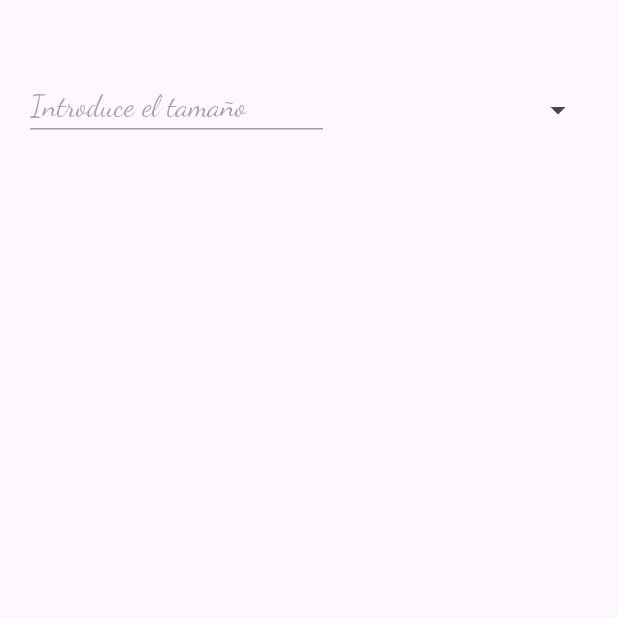
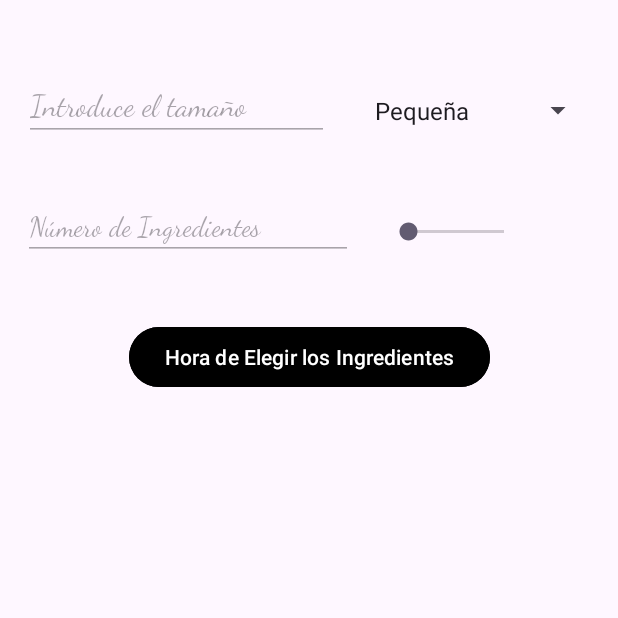
Before and after one commit to JuanCarlos11902/Pizzeria, an Android app: the fragment PersonalizarFragment shown on its own in the app's theme, on a phone screen of 412 x 824 dp, the top half of it. Run offline under Robolectric (Android 15) with nearby library versions, the phone set to English and light mode, and no system bars.

Commit message:
Ingredientes casi terminados

```diff
--- a/app/src/main/java/com/example/pizzeria/PersonalizarFragment.java
+++ b/app/src/main/java/com/example/pizzeria/PersonalizarFragment.java
@@ -7,21 +7,24 @@ import androidx.fragment.app.Fragment;
 import android.view.LayoutInflater;
 import android.view.View;
 import android.view.ViewGroup;
+import android.widget.AdapterView;
 import android.widget.ArrayAdapter;
+import android.widget.Button;
+import android.widget.SeekBar;
 import android.widget.Spinner;
+import android.widget.TextView;
 
 
 public class PersonalizarFragment extends Fragment {
+    int itemBarra = 0;
+    String itemSpinner = "";
+    public PersonalizarFragment() {
 
-    public PersonalizarFragment() {
-        // Required empty public constructor
     }
 
     @Override
     public void onCreate(Bundle savedInstanceState) {
         super.onCreate(savedInstanceState);
-
-
 
     }
 
@@ -30,14 +33,58 @@ public class PersonalizarFragment extends Fragment {
                              Bundle savedInstanceState) {
         // Inflate the layout for this fragment
         View view =  inflater.inflate(R.layout.fragment_personalizar, container, false);
-        String[] opciones = {"Pequeña", "Mediana", "Grande", "Familiar"};
+        String[] opciones = {"Pequeña", "Mediana", "Familiar"};
         Spinner spinner = view.findViewById(R.id.spinner);
+        SeekBar barra = view.findViewById(R.id.seekBar);
+        TextView textoBarra = view.findViewById(R.id.textView7);
+        Button button = view.findViewById(R.id.button3);
 
-        ArrayAdapter<String> adapter = new ArrayAdapter<>(this, com.google.android.material.R.layout.support_simple_spinner_dropdown_item, opciones);
+        ArrayAdapter<String> adapter = new ArrayAdapter<>(this.getContext(), com.google.android.material.R.layout.support_simple_spinner_dropdown_item, opciones);
         adapter.setDropDownViewResource(android.R.layout.simple_spinner_dropdown_item);
 
         spinner.setAdapter(adapter);
 
+        barra.setOnSeekBarChangeListener(new SeekBar.OnSeekBarChangeListener() {
+            @Override
+            public void onProgressChanged(SeekBar seekBar, int progress, boolean fromUser) {
+                itemBarra = progress;
+                textoBarra.setText(itemBarra + "");
+            }
+
+            @Override
+            public void onStartTrackingTouch(SeekBar seekBar) {
+
+            }
+
+            @Override
+            public void onStopTrackingTouch(SeekBar seekBar) {
+
+            }
+        });
+
+        spinner.setOnItemSelectedListener(new AdapterView.OnItemSelectedListener() {
+            @Override
+            public void onItemSelected(AdapterView<?> parent, View view, int position, long id) {
+                itemSpinner = (String) parent.getItemAtPosition(position);
+            }
+
+            @Override
+            public void onNothingSelected(AdapterView<?> parent) {
+                itemSpinner = "";
+            }
+        });
+
+        button.setOnClickListener(new View.OnClickListener() {
+            @Override
+            public void onClick(View v) {
+                IngredientesFragment miFragmento = new IngredientesFragment(itemBarra,itemSpinner);
+
+                getActivity().getSupportFragmentManager().beginTransaction().replace(R.id.contenedorIngredientes,miFragmento).commit();
+            }
+        });
+
                 return view;
     }
+
+
 }
--- a/app/src/main/java/com/example/pizzeria/TipoIngrediente.java
+++ b/app/src/main/java/com/example/pizzeria/TipoIngrediente.java
@@ -10,6 +10,6 @@ public enum TipoIngrediente {
     QUESO_RULO_DE_CABRA,CREMA_AGRIA,SALSA_GAUCHA,PATATAS_FRITAS,
     SALSA_ALIOLI,PULLED_CON_BARBACOA,MAIZ,SALSA_CHEDDAR,ALBAHACA,
     ACEITE_OLIVA,AJO,OREGANO,SALSA_PICANTE,ACEITUNAS,JAMON,CALABAZA
-    ,TRUFA,ALCACHOFAS,PROVOLA,PARMESANO,GORGONZOLA;
+    ,TRUFA,ALCACHOFAS,PROVOLA,PARMESANO,GORGONZOLA,PEPERONNI;
 
 }
--- a/app/src/main/res/layout/fragment_personalizar.xml
+++ b/app/src/main/res/layout/fragment_personalizar.xml
@@ -37,5 +37,70 @@
             app:layout_constraintStart_toEndOf="@+id/editTextText3"
             app:layout_constraintTop_toTopOf="parent"
             app:layout_constraintVertical_bias="0.075" />
+
+        <EditText
+            android:id="@+id/editTextText2"
+            android:layout_width="wrap_content"
+            android:layout_height="wrap_content"
+            android:ems="10"
+            android:enabled="false"
+            android:fontFamily="cursive"
+            android:inputType="text"
+            android:text="Número de Ingredientes"
+            app:layout_constraintBottom_toBottomOf="parent"
+            app:layout_constraintEnd_toEndOf="parent"
+            app:layout_constraintHorizontal_bias="0.079"
+            app:layout_constraintStart_toStartOf="parent"
+            app:layout_constraintTop_toBottomOf="@+id/editTextText3"
+            app:layout_constraintVertical_bias="0.053" />
+
+        <SeekBar
+            android:id="@+id/seekBar"
+            android:layout_width="96dp"
+            android:layout_height="26dp"
+            android:max="4"
+            android:min="1"
+            android:progress="1"
+            app:layout_constraintBottom_toBottomOf="parent"
+            app:layout_constraintEnd_toEndOf="parent"
+            app:layout_constraintHorizontal_bias="0.255"
+            app:layout_constraintStart_toEndOf="@+id/editTextText2"
+            app:layout_constraintTop_toBottomOf="@+id/spinner"
+            app:layout_constraintVertical_bias="0.076" />
+
+        <TextView
+            android:id="@+id/textView7"
+            android:layout_width="33dp"
+            android:layout_height="24dp"
+            android:layout_marginTop="48dp"
+            app:layout_constraintEnd_toEndOf="parent"
+            app:layout_constraintHorizontal_bias="0.483"
+            app:layout_constraintStart_toEndOf="@+id/seekBar"
+            app:layout_constraintTop_toBottomOf="@+id/spinner" />
+
+        <Button
+            android:id="@+id/button3"
+            android:layout_width="wrap_content"
+            android:layout_height="wrap_content"
+            android:backgroundTint="#000000"
+            android:text="Hora de Elegir los Ingredientes"
+            app:layout_constraintBottom_toBottomOf="parent"
+            app:layout_constraintEnd_toEndOf="parent"
+            app:layout_constraintStart_toStartOf="parent"
+            app:layout_constraintTop_toTopOf="parent"
+            app:layout_constraintVertical_bias="0.276" />
+
+        <FrameLayout
+            android:id="@+id/contenedorIngredientes"
+            android:layout_width="409dp"
+            android:layout_height="468dp"
+            android:layout_marginStart="1dp"
+            android:layout_marginEnd="1dp"
+            android:layout_marginBottom="1dp"
+            app:layout_constraintBottom_toBottomOf="parent"
+            app:layout_constraintEnd_toEndOf="parent"
+            app:layout_constraintStart_toStartOf="parent">
+
+        </FrameLayout>
     </androidx.constraintlayout.widget.ConstraintLayout>
 </FrameLayout>
```
Also changed, not shown: app/src/main/java/com/example/pizzeria/ActivityCarta.java (+14 -7 lines), app/src/main/java/com/example/pizzeria/IngredientesFragment.java (added, +140 -0 lines), app/src/main/res/layout/fragment_ingredientes.xml (added, +196 -0 lines).
